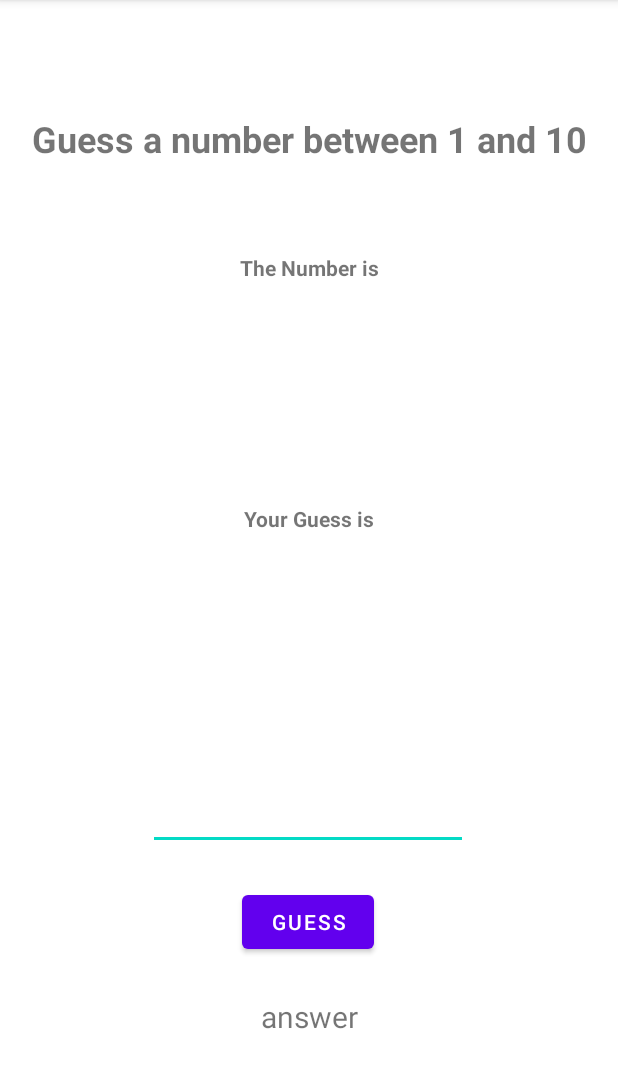
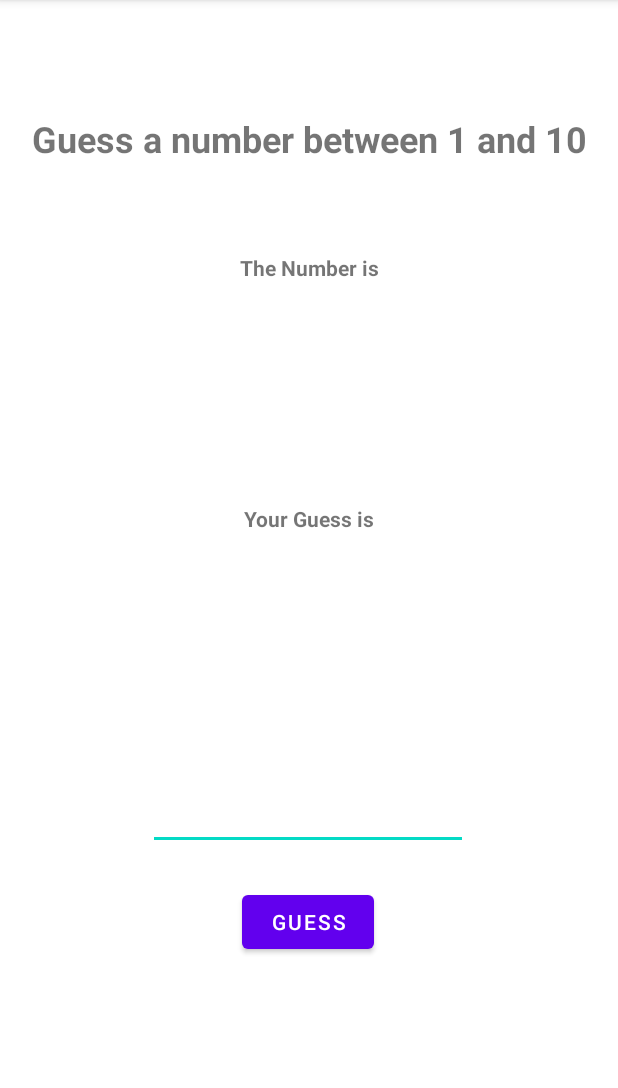
Before and after one commit to cyang023/android_class, an Android app: the screen it shows after launch (MainActivity), on a phone screen of 412 x 824 dp, the part 84-1172 px from its top. Run offline under Robolectric (Android 15) with nearby library versions, the phone set to English and light mode, and no system bars.

Commit message:
add new files

```diff
--- a/app/src/main/res/layout/activity_main.xml
+++ b/app/src/main/res/layout/activity_main.xml
@@ -92,7 +92,7 @@
         android:layout_width="wrap_content"
         android:layout_height="wrap_content"
         android:layout_marginTop="25dp"
-        android:text="answer"
+        android:text=""
         android:textSize="20sp"
         app:layout_constraintEnd_toEndOf="parent"
         app:layout_constraintHorizontal_bias="0.501"
```
